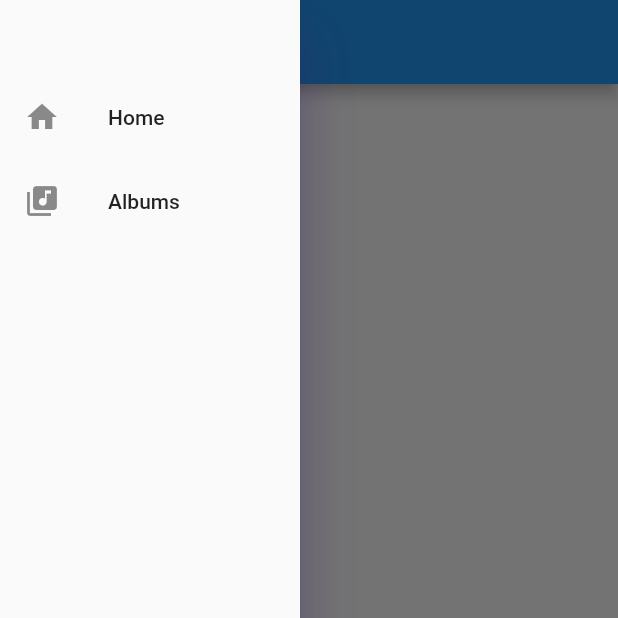
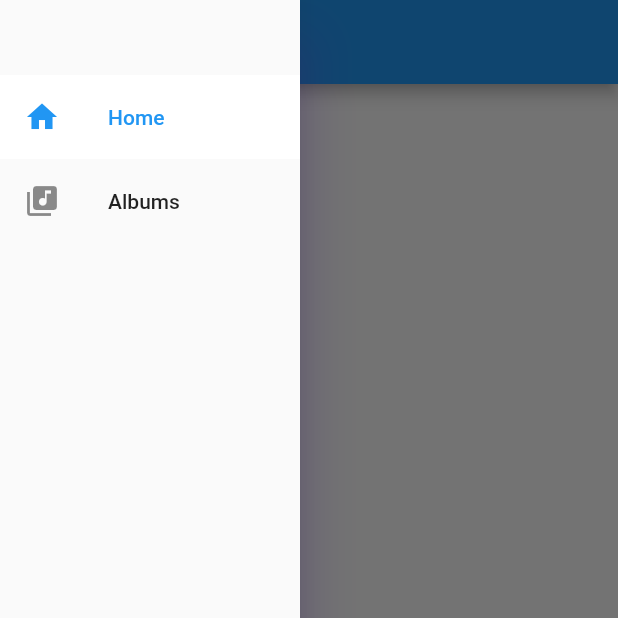
Before and after one commit to YodZ0/Flutter_skillbox, a Flutter app: the screen it shows after launch, with the side drawer open, on a phone screen of 412 x 824 dp, the top half of it. Run offline on Flutter 3.47's test engine with Material 2 defaults, Android fonts, the phone set to English and light mode, and no system bars; our stand-ins replace carousel_slider, flutter_svg; project files that could hold a hidden picture were left out.

Commit message:
Added colorize current page

```diff
--- a/skillbox_navigation_07/lib/widets/drawer.dart
+++ b/skillbox_navigation_07/lib/widets/drawer.dart
@@ -1,4 +1,5 @@
 import 'package:flutter/material.dart';
+enum ScreenState {home, albums}
 
 class CustomDrawer extends StatefulWidget {
   const CustomDrawer({super.key});
@@ -8,7 +9,7 @@ class CustomDrawer extends StatefulWidget {
 }
 
 class _CustomDrawerState extends State<CustomDrawer> {
-
+  static ScreenState screenState = ScreenState.home;
   @override
   Widget build(BuildContext context) {
     return Drawer(
@@ -21,14 +22,23 @@ class _CustomDrawerState extends State<CustomDrawer> {
             title: const Text('Home'),
             leading: const Icon(Icons.home),
             selectedTileColor: Colors.white,
+            selected: screenState == ScreenState.home ? true : false,
             onTap: () {
+              setState(() {
+                screenState = ScreenState.home;
+              });
               Navigator.of(context).pushNamed('/home');
             },
           ),
           ListTile(
             title: const Text('Albums'),
             leading: const Icon(Icons.library_music),
+            selectedTileColor: Colors.white,
+            selected: screenState == ScreenState.albums ? true : false,
             onTap: () {
+              setState(() {
+                screenState = ScreenState.albums;
+              });
               Navigator.of(context).pushNamed('/albums');
             },
           ),
```
